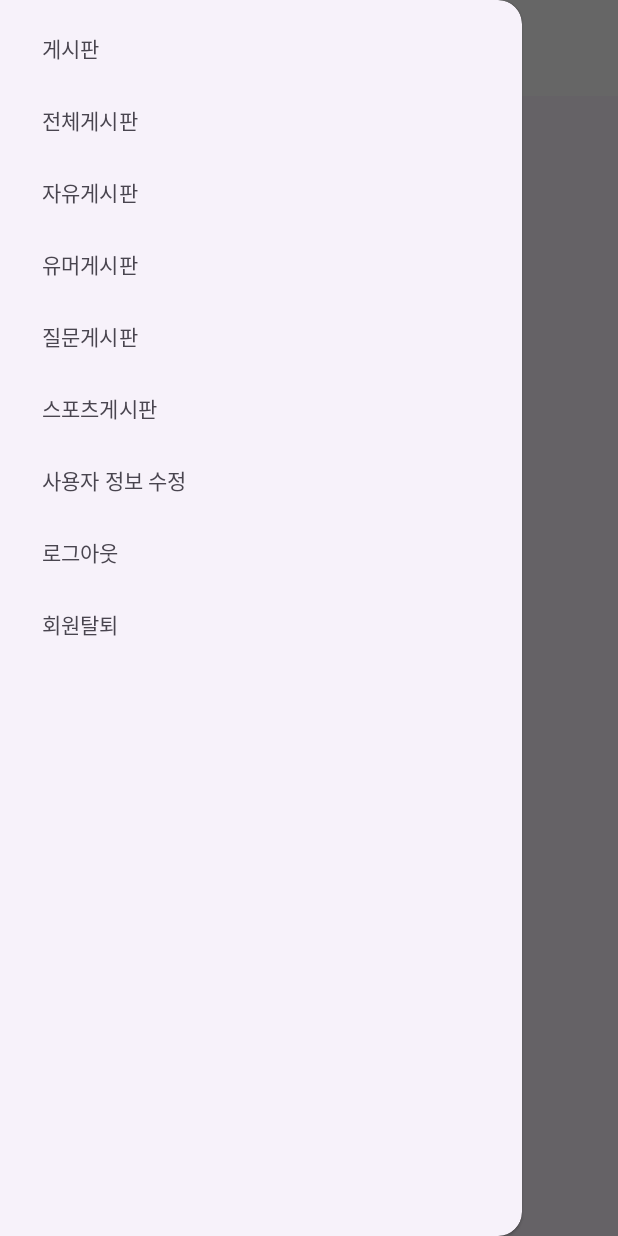
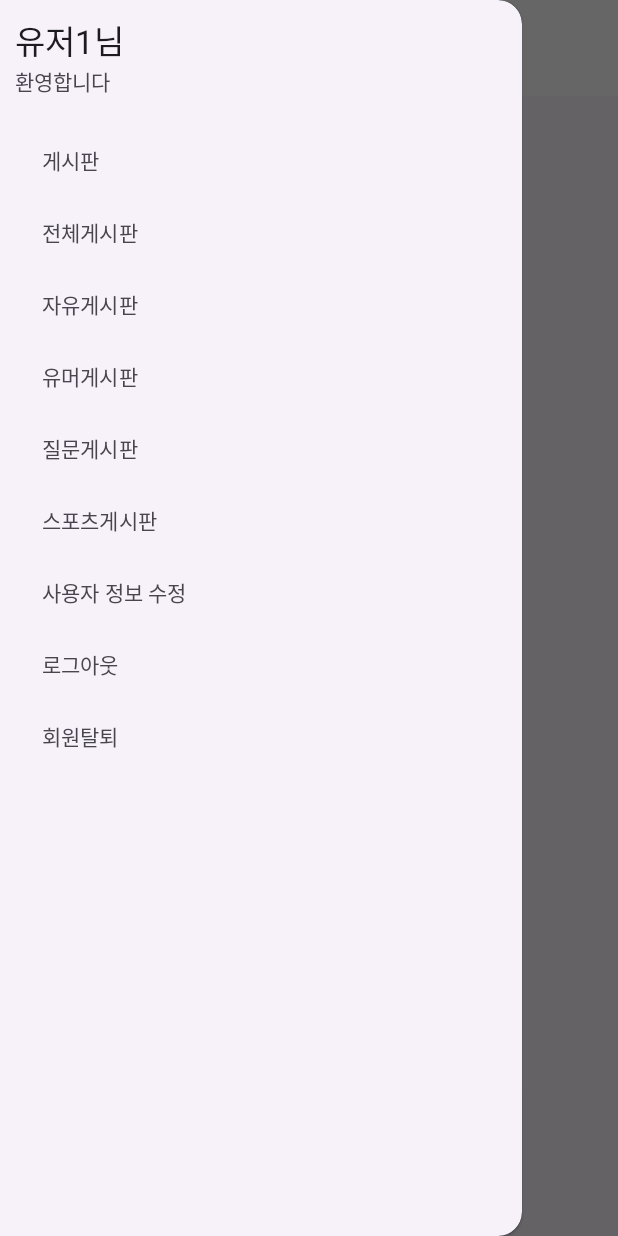
Before and after one commit to Jbrochan/project-board, an Android app: the screen it shows after launch (MainActivity), in the side drawer, after a tap on "자유게시판", on a phone screen of 412 x 824 dp. Run offline under Robolectric (Android 15) with nearby library versions, the phone set to English and light mode, and no system bars.

Commit message:
feat: 게시판 메인 화면 NavigationView headerLayout 추가

```diff
--- a/BoardApp/app/src/main/res/layout/fragment_board_main.xml
+++ b/BoardApp/app/src/main/res/layout/fragment_board_main.xml
@@ -37,5 +37,6 @@
         android:layout_width="wrap_content"
         android:layout_height="match_parent"
         android:layout_gravity="left|start"
+        app:headerLayout="@layout/header_navigation_drawer_board_main"
         app:menu="@menu/menu_navigation_drawer_board_main" />
 </androidx.drawerlayout.widget.DrawerLayout>
--- /dev/null
+++ b/BoardApp/app/src/main/res/layout/header_navigation_drawer_board_main.xml
@@ -0,0 +1,20 @@
+<?xml version="1.0" encoding="utf-8"?>
+<LinearLayout xmlns:android="http://schemas.android.com/apk/res/android"
+    android:layout_width="match_parent"
+    android:layout_height="match_parent"
+    android:orientation="vertical"
+    android:padding="10dp">
+
+    <TextView
+        android:id="@+id/textViewHeaderBoardMainNickname"
+        android:layout_width="match_parent"
+        android:layout_height="wrap_content"
+        android:text="유저1님"
+        android:textAppearance="@style/TextAppearance.AppCompat.Large" />
+
+    <TextView
+        android:id="@+id/textViewHeaderBoardMainWelcome"
+        android:layout_width="match_parent"
+        android:layout_height="wrap_content"
+        android:text="환영합니다" />
+</LinearLayout>
```
